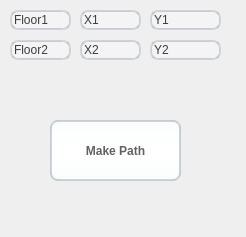
Before: the Qt Designer form resources/path_widget.ui in perryjoy/Shopping-Mall-Maps, drawn with Qt 5.
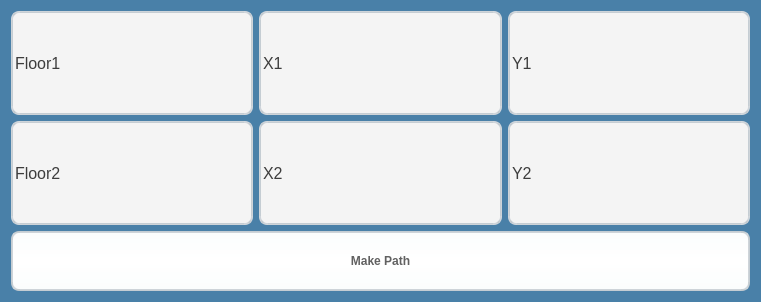
After: the same form once the commit is applied. Icons and pictures are not drawn.

Commit message:
Added color to interface, new button placement AB#136
Blue color

What changed in the file:
```diff
--- a/resources/path_widget.ui
+++ b/resources/path_widget.ui
@@ -6,10 +6,74 @@
    <rect>
     <x>0</x>
     <y>0</y>
-    <width>246</width>
-    <height>237</height>
+    <width>761</width>
+    <height>302</height>
    </rect>
   </property>
+  <property name="palette">
+   <palette>
+    <active>
+     <colorrole role="Base">
+      <brush brushstyle="SolidPattern">
+       <color alpha="255">
+        <red>255</red>
+        <green>255</green>
+        <blue>255</blue>
+       </color>
+      </brush>
+     </colorrole>
+     <colorrole role="Window">
+      <brush brushstyle="SolidPattern">
+       <color alpha="255">
+        <red>73</red>
+        <green>128</green>
+        <blue>168</blue>
+       </color>
+      </brush>
+     </colorrole>
+    </active>
+    <inactive>
+     <colorrole role="Base">
+      <brush brushstyle="SolidPattern">
+       <color alpha="255">
+        <red>255</red>
+        <green>255</green>
+        <blue>255</blue>
+       </color>
+      </brush>
+     </colorrole>
+     <colorrole role="Window">
+      <brush brushstyle="SolidPattern">
+       <color alpha="255">
+        <red>73</red>
+        <green>128</green>
+        <blue>168</blue>
+       </color>
+      </brush>
+     </colorrole>
+    </inactive>
+    <disabled>
+     <colorrole role="Base">
+      <brush brushstyle="SolidPattern">
+       <color alpha="255">
+        <red>73</red>
+        <green>128</green>
+        <blue>168</blue>
+       </color>
+      </brush>
+     </colorrole>
+     <colorrole role="Window">
+      <brush brushstyle="SolidPattern">
+       <color alpha="255">
+        <red>73</red>
+        <green>128</green>
+        <blue>168</blue>
+       </color>
+      </brush>
+     </colorrole>
+    </disabled>
+   </palette>
+  </property>
   <property name="cursor">
    <cursorShape>CrossCursor</cursorShape>
   </property>
@@ -34,7 +98,7 @@
  * Available at: https://github.com/GTRONICK/QSS/blob/master/MacOS.qss
  */
 QMainWindow {
-    background-color:#ececec;
+    background-color:#4980a8;
 }
 QPushButton, QToolButton, QCommandLinkButton{
     padding: 0 5px 0 5px;
@@ -461,82 +525,171 @@
     image: url(/usr/share/icons/Adwaita/16x16/actions/go-next-symbolic.symbolic.png);
 }</string>
   </property>
-  <widget class="QLineEdit" name="lineEdit">
-   <property name="geometry">
-    <rect>
-     <x>10</x>
-     <y>10</y>
-     <width>61</width>
-     <height>20</height>
-    </rect>
-   </property>
-   <property name="text">
-    <string>Floor1</string>
-   </property>
-  </widget>
-  <widget class="QLineEdit" name="lineEdit_6">
-   <property name="geometry">
-    <rect>
-     <x>150</x>
-     <y>40</y>
-     <width>71</width>
-     <height>20</height>
-    </rect>
-   </property>
-   <property name="text">
-    <string>Y2</string>
-   </property>
-  </widget>
-  <widget class="QLineEdit" name="lineEdit_2">
-   <property name="geometry">
-    <rect>
-     <x>80</x>
-     <y>10</y>
-     <width>61</width>
-     <height>20</height>
-    </rect>
-   </property>
-   <property name="text">
-    <string>X1</string>
-   </property>
-  </widget>
-  <widget class="QLineEdit" name="lineEdit_4">
-   <property name="geometry">
-    <rect>
-     <x>10</x>
-     <y>40</y>
-     <width>61</width>
-     <height>20</height>
-    </rect>
-   </property>
-   <property name="text">
-    <string>Floor2</string>
-   </property>
-  </widget>
-  <widget class="QLineEdit" name="lineEdit_5">
-   <property name="geometry">
-    <rect>
-     <x>80</x>
-     <y>40</y>
-     <width>61</width>
-     <height>20</height>
-    </rect>
-   </property>
-   <property name="text">
-    <string>X2</string>
-   </property>
-  </widget>
-  <widget class="QPushButton" name="pushButton">
-   <property name="geometry">
-    <rect>
-     <x>50</x>
-     <y>120</y>
-     <width>131</width>
-     <height>61</height>
-    </rect>
-   </property>
-   <property name="styleSheet">
-    <string notr="true">/*
+  <layout class="QHBoxLayout" name="horizontalLayout_3">
+   <item>
+    <layout class="QVBoxLayout" name="verticalLayout">
+     <item>
+      <layout class="QHBoxLayout" name="horizontalLayout">
+       <item>
+        <widget class="QLineEdit" name="lineEdit">
+         <property name="sizePolicy">
+          <sizepolicy hsizetype="Expanding" vsizetype="Expanding">
+           <horstretch>0</horstretch>
+           <verstretch>0</verstretch>
+          </sizepolicy>
+         </property>
+         <property name="minimumSize">
+          <size>
+           <width>0</width>
+           <height>15</height>
+          </size>
+         </property>
+         <property name="font">
+          <font>
+           <pointsize>12</pointsize>
+          </font>
+         </property>
+         <property name="text">
+          <string>Floor1</string>
+         </property>
+        </widget>
+       </item>
+       <item>
+        <widget class="QLineEdit" name="lineEdit_2">
+         <property name="sizePolicy">
+          <sizepolicy hsizetype="Expanding" vsizetype="Expanding">
+           <horstretch>0</horstretch>
+           <verstretch>0</verstretch>
+          </sizepolicy>
+         </property>
+         <property name="minimumSize">
+          <size>
+           <width>0</width>
+           <height>15</height>
+          </size>
+         </property>
+         <property name="font">
+          <font>
+           <pointsize>12</pointsize>
+          </font>
+         </property>
+         <property name="text">
+          <string>X1</string>
+         </property>
+        </widget>
+       </item>
+       <item>
+        <widget class="QLineEdit" name="lineEdit_3">
+         <property name="sizePolicy">
+          <sizepolicy hsizetype="Expanding" vsizetype="Expanding">
+           <horstretch>0</horstretch>
+           <verstretch>0</verstretch>
+          </sizepolicy>
+         </property>
+         <property name="minimumSize">
+          <size>
+           <width>0</width>
+           <height>15</height>
+          </size>
+         </property>
+         <property name="font">
+          <font>
+           <pointsize>12</pointsize>
+          </font>
+         </property>
+         <property name="text">
+          <string>Y1</string>
+         </property>
+        </widget>
+       </item>
+      </layout>
+     </item>
+     <item>
+      <layout class="QHBoxLayout" name="horizontalLayout_2">
+       <item>
+        <widget class="QLineEdit" name="lineEdit_4">
+         <property name="sizePolicy">
+          <sizepolicy hsizetype="Expanding" vsizetype="Expanding">
+           <horstretch>0</horstretch>
+           <verstretch>0</verstretch>
+          </sizepolicy>
+         </property>
+         <property name="minimumSize">
+          <size>
+           <width>0</width>
+           <height>15</height>
+          </size>
+         </property>
+         <property name="font">
+          <font>
+           <pointsize>12</pointsize>
+          </font>
+         </property>
+         <property name="text">
+          <string>Floor2</string>
+         </property>
+        </widget>
+       </item>
+       <item>
+        <widget class="QLineEdit" name="lineEdit_5">
+         <property name="sizePolicy">
+          <sizepolicy hsizetype="Expanding" vsizetype="Expanding">
+           <horstretch>0</horstretch>
+           <verstretch>0</verstretch>
+          </sizepolicy>
+         </property>
+         <property name="minimumSize">
+          <size>
+           <width>0</width>
+           <height>15</height>
+          </size>
+         </property>
+         <property name="font">
+          <font>
+           <pointsize>12</pointsize>
+          </font>
+         </property>
+         <property name="text">
+          <string>X2</string>
+         </property>
+        </widget>
+       </item>
+       <item>
+        <widget class="QLineEdit" name="lineEdit_6">
+         <property name="sizePolicy">
+          <sizepolicy hsizetype="Expanding" vsizetype="Expanding">
+           <horstretch>0</horstretch>
+           <verstretch>0</verstretch>
+          </sizepolicy>
+         </property>
+         <property name="minimumSize">
+          <size>
+           <width>0</width>
+           <height>15</height>
+          </size>
+         </property>
+         <property name="font">
+          <font>
+           <pointsize>12</pointsize>
+          </font>
+         </property>
+         <property name="text">
+          <string>Y2</string>
+         </property>
+        </widget>
+       </item>
+      </layout>
+     </item>
+     <item>
+      <widget class="QPushButton" name="pushButton">
+       <property name="minimumSize">
+        <size>
+         <width>130</width>
+         <height>60</height>
+        </size>
+       </property>
+       <property name="styleSheet">
+        <string notr="true">/*
  * MacOS Style Sheet for QT Applications
  * Author: Jaime A. Quiroga P.
  * Company: GTRONICK
@@ -970,24 +1123,15 @@
 QScrollBar::right-arrow:horizontal {
     image: url(/usr/share/icons/Adwaita/16x16/actions/go-next-symbolic.symbolic.png);
 }</string>
-   </property>
-   <property name="text">
-    <string>Make Path</string>
-   </property>
-  </widget>
-  <widget class="QLineEdit" name="lineEdit_3">
-   <property name="geometry">
-    <rect>
-     <x>150</x>
-     <y>10</y>
-     <width>71</width>
-     <height>20</height>
-    </rect>
-   </property>
-   <property name="text">
-    <string>Y1</string>
-   </property>
-  </widget>
+       </property>
+       <property name="text">
+        <string>Make Path</string>
+       </property>
+      </widget>
+     </item>
+    </layout>
+   </item>
+  </layout>
  </widget>
  <tabstops>
   <tabstop>lineEdit</tabstop>
```
The commit also changes 1 other file.
